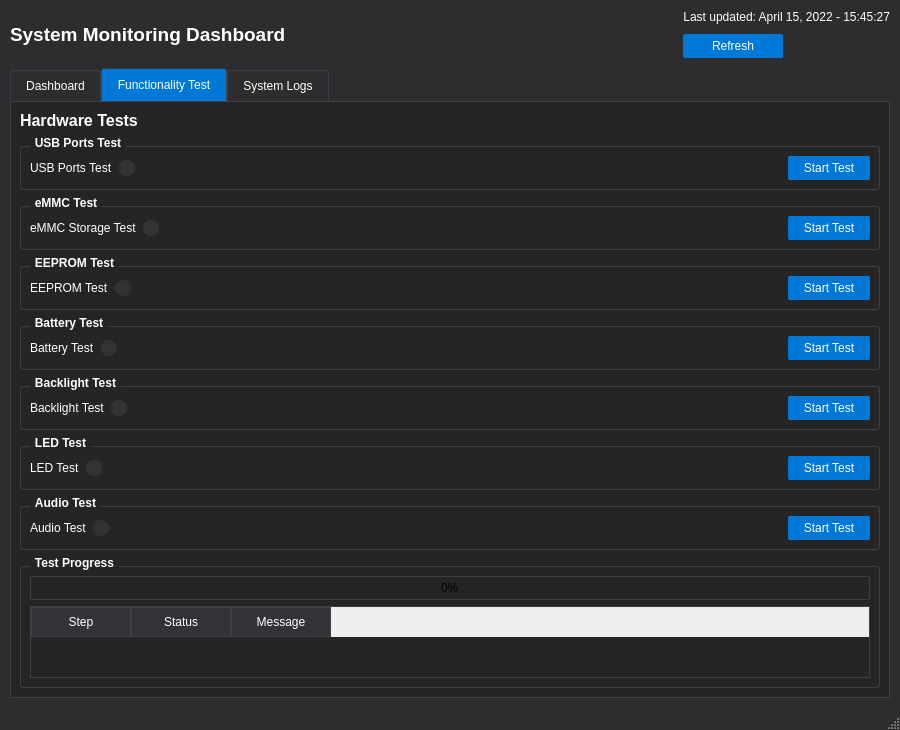
MingYuan-Chen/orion_v2, file gui/ui/main_window.ui: the form before one commit.
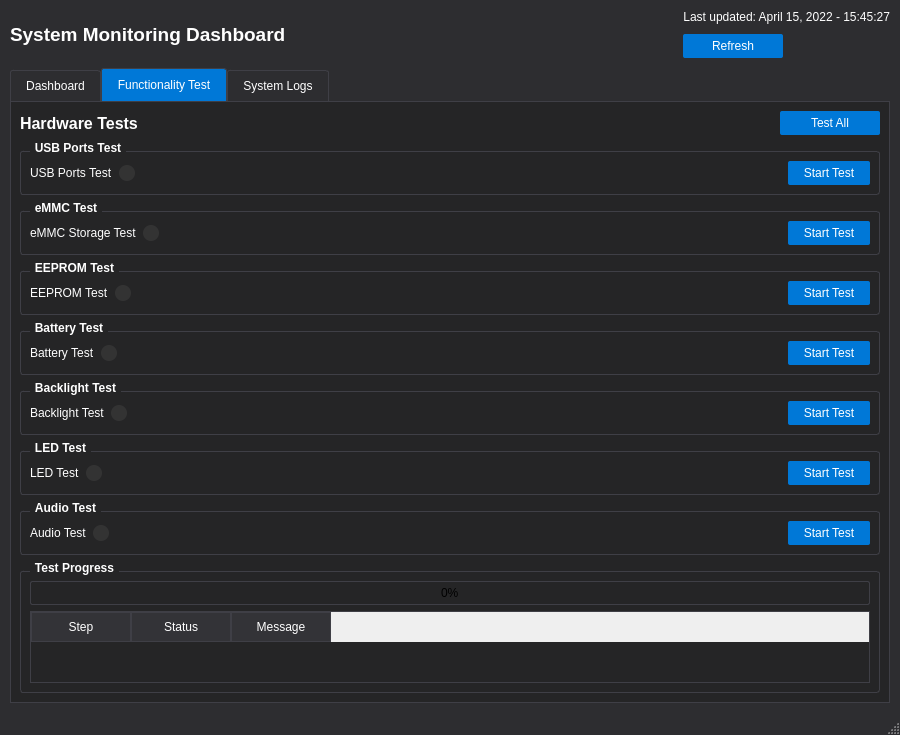
The form after the commit. The open tabs and pages were chosen to show the change.

Diff of the .ui file:
```diff
--- a/gui/ui/main_window.ui
+++ b/gui/ui/main_window.ui
@@ -577,6 +577,8 @@
        </attribute>
        <layout class="QVBoxLayout" name="verticalLayout_hardware_tests">
         <item>
+         <layout class="QHBoxLayout" name="horizontalLayout_header">
+          <item>
          <widget class="QLabel" name="label_hardware_tests">
           <property name="font">
            <font>
@@ -589,6 +591,34 @@
            <string>Hardware Tests</string>
           </property>
          </widget>
+          </item>
+          <item>
+           <spacer name="horizontalSpacer_test_all">
+            <property name="orientation">
+             <enum>Qt::Horizontal</enum>
+            </property>
+            <property name="sizeHint" stdset="0">
+             <size>
+              <width>40</width>
+              <height>20</height>
+             </size>
+            </property>
+           </spacer>
+          </item>
+          <item>
+           <widget class="QPushButton" name="button_test_all">
+            <property name="minimumSize">
+             <size>
+              <width>100</width>
+              <height>0</height>
+             </size>
+            </property>
+            <property name="text">
+             <string>Test All</string>
+            </property>
+           </widget>
+          </item>
+         </layout>
         </item>
         <item>
          <widget class="QGroupBox" name="groupBox_usb_test">
```
Lines whose indentation alone changed are shown as unchanged.
